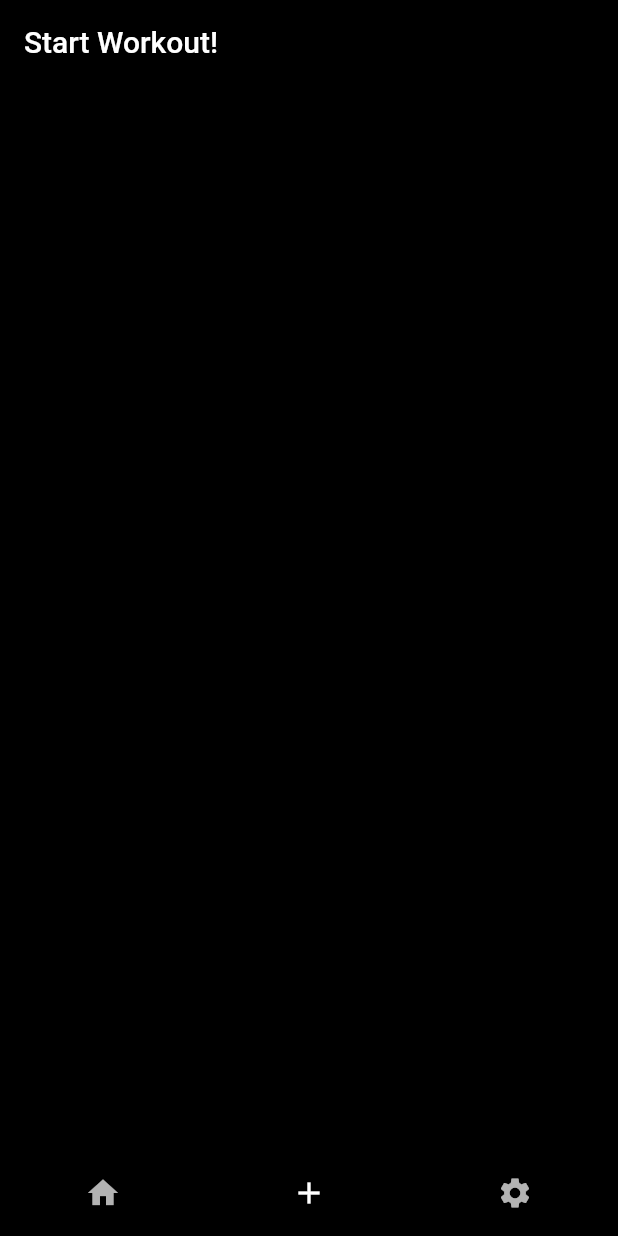
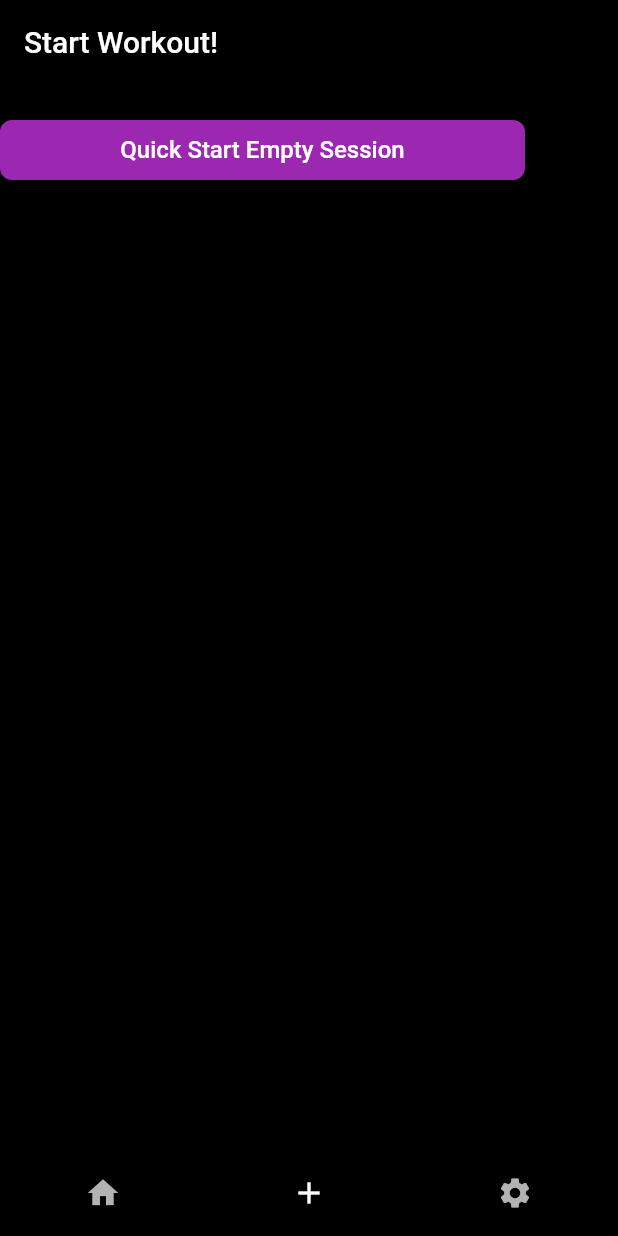
Before and after one commit to maxowbricker/workoutApp, a Flutter app: the screen it shows after launch, item 2 of the bottom bar chosen, on a phone screen of 412 x 824 dp. Run offline on Flutter 3.47's test engine with Material 2 defaults, Android fonts, the phone set to English and light mode, and no system bars.

Commit message:
Minor improvements for workout_session file + start workout session button

```diff
--- a/flutter_application_1/lib/main.dart
+++ b/flutter_application_1/lib/main.dart
@@ -102,7 +102,7 @@ class _MyHomePageState extends State<MyHomePage> {
 class HomePage extends StatelessWidget {
   @override
   Widget build(BuildContext context) {
-    return Center(
+    return const Center(
     );
   }
 }
@@ -110,15 +110,38 @@ class HomePage extends StatelessWidget {
 class AddPage extends StatelessWidget {
   @override
   Widget build(BuildContext context) {
-    return Center(
+    return Column(
+      children: [
+        const SizedBox(height: 20),
+        ElevatedButton(
+          onPressed: () {
+          },
+          style: ElevatedButton.styleFrom(
+            minimumSize: const Size(350, 40),
+            shape: RoundedRectangleBorder(
+              borderRadius: BorderRadius.circular(8.0),
+            ),
+            backgroundColor: Colors.purple,
+          ),
+          child: const Text(
+            'Quick Start Empty Session',
+            style: TextStyle(
+              fontSize: 16,
+              color: Colors.white,
+            ),
+          ),
+        ),
+      ],
     );
   }
 }
 
+
+
 class SettingsPage extends StatelessWidget {
   @override
   Widget build(BuildContext context) {
-    return Center(
+    return const Center(
     );
   }
 }
```
Also changed, not shown: flutter_application_1/lib/workout_session.dart (+6 -4 lines).
